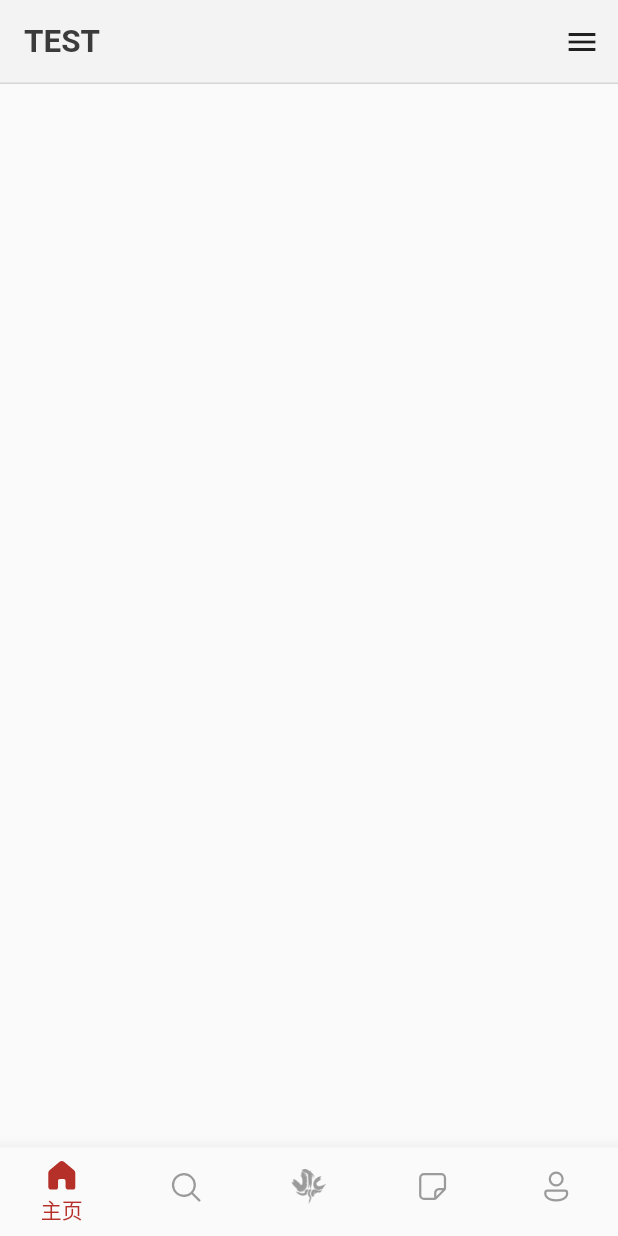
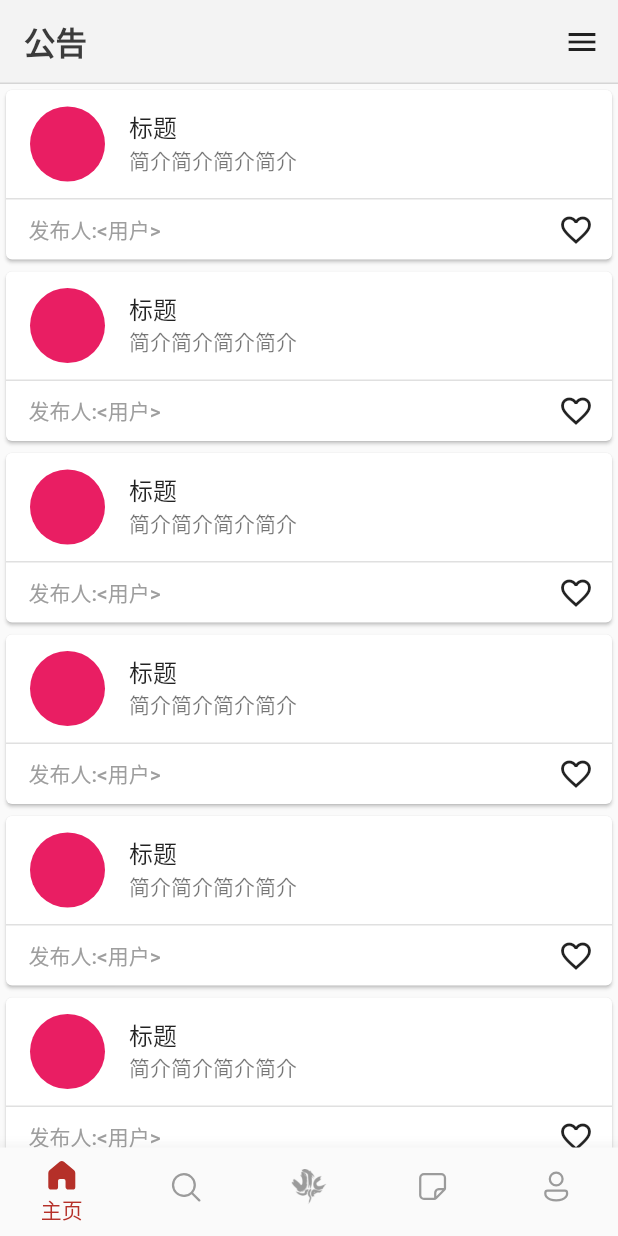
Before and after one commit to Aiden1024/CSSA_APP, a Flutter app: the screen it shows once a user with an empty profile is signed in, on a phone screen of 412 x 824 dp. Run offline on Flutter 3.47's test engine with Material 2 defaults, Android fonts, the light colour scheme and no system bars; our stand-ins replace cloud_firestore, firebase_auth, firebase_core, fluentui_icons, flutter_spinkit, gap and 2 more; missing offline and left inert: dart:ffi; accounts and stored records are empty.

Commit message:
Complete Hard Code posts

```diff
--- a/lib/screens/home/post_card.dart
+++ b/lib/screens/home/post_card.dart
@@ -0,0 +1,52 @@
+import 'package:flutter/cupertino.dart';
+import 'package:flutter/material.dart';
+
+import '../../utils/app_styles.dart';
+
+class PostCard extends StatelessWidget {
+  const PostCard({Key? key}) : super(key: key);
+
+  @override
+  Widget build(BuildContext context) {
+    return Container(
+      child: Card(
+        child: Column(
+          children: [
+            InkWell(
+
+              onTap: () {},
+              child: ListTile(
+                leading: CircleAvatar(
+                  radius: 25,
+                  backgroundColor: Colors.pink,
+                ),
+                title: Text("标题"),
+                subtitle: Text('简介简介简介简介'),
+              ),
+            ),
+            const Divider(
+              color: Colors.black12,
+              height: 1,
+              thickness: 1,
+
+            ),
+            SizedBox(
+              height: 40,
+              child: ButtonBar(
+                buttonPadding: EdgeInsets.zero,
+                alignment: MainAxisAlignment.spaceBetween,
+                children: [
+
+                  TextButton(onPressed: () {}, child: Text('  发布人:<用户>  ', style: Styles.headLineStyle4,)),
+                  IconButton(onPressed: () {}, icon: Icon(Icons.favorite_border_outlined), style: IconButton.styleFrom(highlightColor: Colors.transparent), splashColor: Colors.transparent,),
+                ],
+              ),
+            ),
+
+          ],
+        ),
+
+      ),
+      );
+  }
+}
--- /dev/null
+++ b/lib/screens/home/post_card_list.dart
@@ -0,0 +1,30 @@
+import 'package:flutter/cupertino.dart';
+import 'package:utmcssa_app/screens/home/post_card.dart';
+
+class PostCardList extends StatefulWidget {
+  const PostCardList({Key? key}) : super(key: key);
+
+  @override
+  State<PostCardList> createState() => _PostCardListState();
+}
+
+class _PostCardListState extends State<PostCardList> {
+  @override
+  Widget build(BuildContext context) {
+    return ListView(
+      scrollDirection: Axis.vertical,
+      shrinkWrap: true,
+      physics: const NeverScrollableScrollPhysics(),
+      children: const [
+        PostCard(),
+        PostCard(),
+        PostCard(),
+        PostCard(),
+        PostCard(),
+        PostCard(),
+        PostCard(),
+        PostCard(),
+      ],
+    );
+  }
+}
--- a/lib/screens/home/posts/posts.dart
+++ b/lib/screens/home/posts/posts.dart
@@ -1,5 +1,6 @@
 import 'package:flutter/cupertino.dart';
 import 'package:flutter/material.dart';
+import 'package:utmcssa_app/screens/home/post_card_list.dart';
 import 'package:utmcssa_app/screens/home/profile/setting_form.dart';
 
 import '../../../utils/app_styles.dart';
@@ -24,7 +25,7 @@ class Posts extends StatelessWidget {
     return Scaffold(
       appBar: AppBar(
         title: Text(
-          "TEST",
+          "公告",
           style: Styles.headLineStyle2,
         ),
         centerTitle: false,
@@ -39,6 +40,7 @@ class Posts extends StatelessWidget {
           )
         ],
       ),
+      body: SingleChildScrollView(child: PostCardList()),
 
     );
   }
--- a/lib/screens/home/profile/profile.dart
+++ b/lib/screens/home/profile/profile.dart
@@ -1,4 +1,5 @@
 import 'package:flutter/material.dart';
+import 'package:utmcssa_app/screens/home/post_card_list.dart';
 import 'package:utmcssa_app/screens/home/profile/setting_form.dart';
 import 'package:utmcssa_app/services/database.dart';
 import 'package:utmcssa_app/utils/app_styles.dart';
@@ -150,7 +151,7 @@ class _ProfileState extends State<Profile> {
                                     onPressed: () {},
                                     child: Icon(Icons.change_circle_outlined)))],
                         ),
-                        Divider(
+                        const Divider(
                           color: Colors.black12,
                           height: 20,
                           thickness: 1,
@@ -161,10 +162,7 @@ class _ProfileState extends State<Profile> {
                           "我的公告",
                           style: Styles.headLineStyle2,
                         ),
-                        Text(
-                          "scroll test\n scroll test\nscroll test\nscroll test\nscroll test\nscroll test\nscroll test\nscroll test\nscroll test\nscroll test\nscroll test\n",
-                          style: Styles.headLineStyle4,
-                        ),
+                        PostCardList()
                       ],
                     ),
                   ),
--- a/lib/utils/app_styles.dart
+++ b/lib/utils/app_styles.dart
@@ -7,6 +7,8 @@ class Styles {
   static Color textColor = const Color(0xFF3b3b3b);
   static Color bgColor = const Color(0xfff3f3f3);
   static Color secondaryColor = Colors.black87;
+
+  static double standardHorizontalMargin = 30;
 
 
   static TextStyle textStyle = TextStyle(
```
